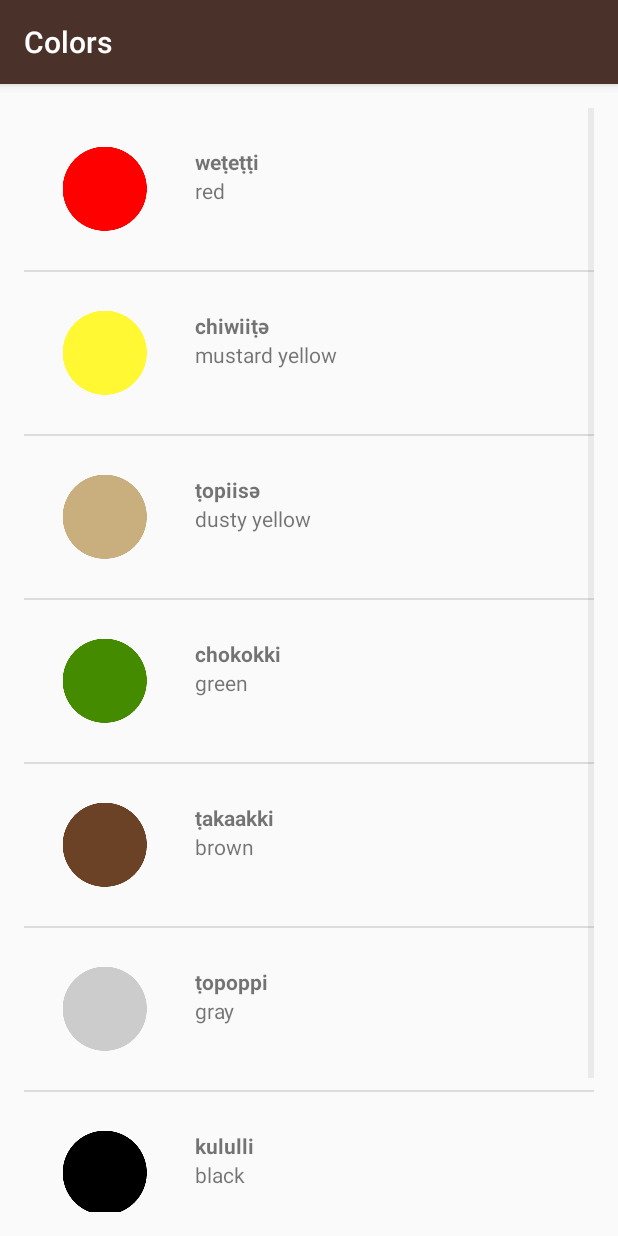
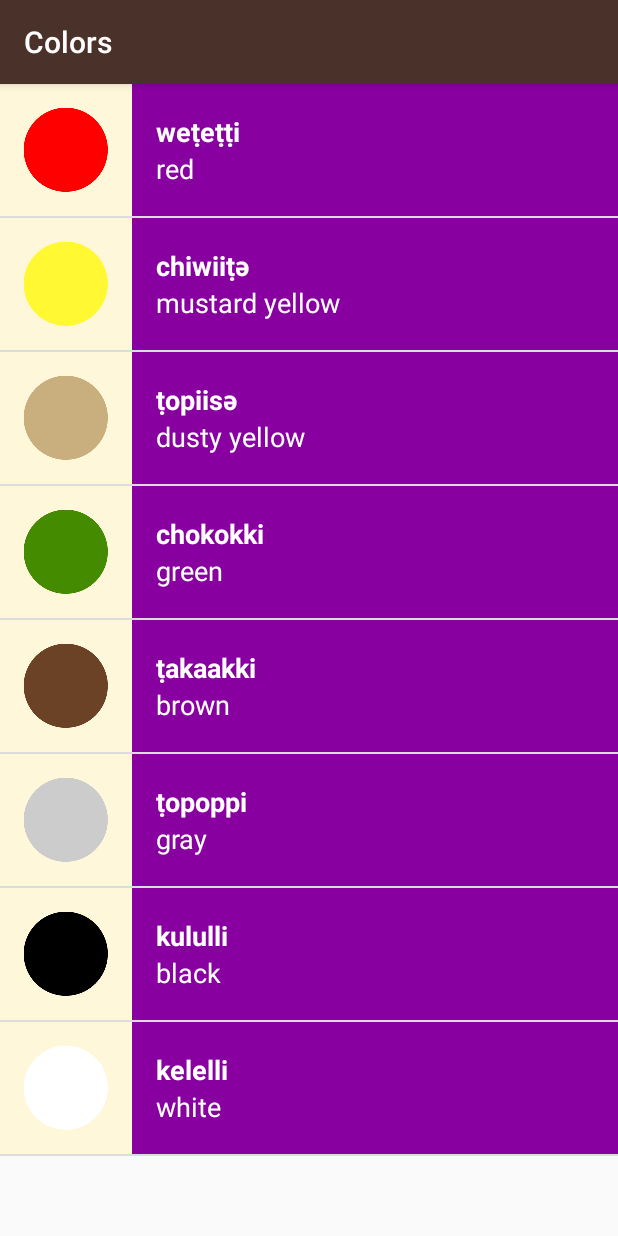
Before and after one commit to amahsanferoz/Language-Tutor, an Android app: the ColorsActivity screen opened directly, with no data from a screen before it, on a phone screen of 412 x 824 dp. Run offline under Robolectric (Android 15) with nearby library versions, the phone set to English and light mode, and no system bars.

Commit message:
visual polish

```diff
--- a/app/src/main/java/com/example/android/miwok/ColorsActivity.java
+++ b/app/src/main/java/com/example/android/miwok/ColorsActivity.java
@@ -26,7 +26,7 @@ public class ColorsActivity extends AppCompatActivity {
         words.add(new Word("black", "kululli", R.drawable.color_black));
         words.add(new Word("white", "kelelli", R.drawable.color_white));
 
-        WordAdapter itemAdapter = new WordAdapter(this, words);
+        WordAdapter itemAdapter = new WordAdapter(this, words, R.color.category_colors);
         ListView listView = (ListView) findViewById(R.id.list);
         listView.setAdapter(itemAdapter);
     }
--- a/app/src/main/java/com/example/android/miwok/FamilyActivity.java
+++ b/app/src/main/java/com/example/android/miwok/FamilyActivity.java
@@ -28,7 +28,7 @@ public class FamilyActivity extends AppCompatActivity {
         words.add(new Word("grandmother ", "ama", R.drawable.family_grandmother));
         words.add(new Word("grandfather", "paapa", R.drawable.family_grandfather));
 
-        WordAdapter itemAdapter = new WordAdapter(this, words);
+        WordAdapter itemAdapter = new WordAdapter(this, words, R.color.category_family);
         ListView listView = (ListView) findViewById(R.id.list);
         listView.setAdapter(itemAdapter);
     }
--- a/app/src/main/java/com/example/android/miwok/NumberActivity.java
+++ b/app/src/main/java/com/example/android/miwok/NumberActivity.java
@@ -28,7 +28,7 @@ public class NumberActivity extends AppCompatActivity {
         words.add(new Word("nine", "wo’e", R.drawable.number_nine));
         words.add(new Word("ten", "na’aacha", R.drawable.number_ten));
 
-        WordAdapter itemAdapter = new WordAdapter(this, words);
+        WordAdapter itemAdapter = new WordAdapter(this, words, R.color.category_numbers);
         ListView listView = (ListView) findViewById(R.id.list);
         listView.setAdapter(itemAdapter);
 
--- a/app/src/main/java/com/example/android/miwok/PhrasesActivity.java
+++ b/app/src/main/java/com/example/android/miwok/PhrasesActivity.java
@@ -28,7 +28,7 @@ public class PhrasesActivity extends AppCompatActivity {
         words.add(new Word("Let’s go.", "yoowutis"));
         words.add(new Word("Come here.", "әnni'nem"));
 
-        WordAdapter itemAdapter = new WordAdapter(this, words);
+        WordAdapter itemAdapter = new WordAdapter(this, words, R.color.category_phrases);
         ListView listView = (ListView) findViewById(R.id.list);
         listView.setAdapter(itemAdapter);
     }
--- a/app/src/main/java/com/example/android/miwok/WordAdapter.java
+++ b/app/src/main/java/com/example/android/miwok/WordAdapter.java
@@ -2,6 +2,7 @@ package com.example.android.miwok;
 
 import android.app.Activity;
 import android.content.Context;
+import android.support.v4.content.ContextCompat;
 import android.view.LayoutInflater;
 import android.view.View;
 import android.view.ViewGroup;
@@ -16,9 +17,12 @@ import java.util.ArrayList;
  */
 public class WordAdapter extends ArrayAdapter<Word> {
 
-    public WordAdapter(Activity context, ArrayList<Word> words) {
-        super(context, 0, words
-        );
+    //Resource id for the background color of the list item
+    private int mColorResourceId;
+
+    public WordAdapter(Activity context, ArrayList<Word> words, int colorResourceId) {
+        super(context, 0, words);
+        mColorResourceId = colorResourceId;
     }
 
     @Override
@@ -59,6 +63,15 @@ public class WordAdapter extends ArrayAdapter<Word> {
             imageView.setVisibility(View.GONE);
         }
 
+        //set the theme color for the list item
+        View textContainer = listItemView.findViewById(R.id.text_container);
+
+        //Find the color that the resource id maps to
+        int color = ContextCompat.getColor(getContext(), mColorResourceId);
+
+        //set the background color
+        textContainer.setBackgroundColor(color);
+
         // Return the whole list item layout (containing 2 TextViews)
         // so that it can be shown in the ListView
         return listItemView;
--- a/app/src/main/res/layout/list_item.xml
+++ b/app/src/main/res/layout/list_item.xml
@@ -3,33 +3,41 @@
     xmlns:tools="http://schemas.android.com/tools"
     android:layout_width="match_parent"
     android:layout_height="match_parent"
-    android:orientation="horizontal"
-    android:padding="10dp">
+    android:background="@color/tan_background"
+    android:minHeight="@dimen/list_item_height"
+    android:orientation="horizontal">
 
     <ImageView
         android:id="@+id/image"
-        android:layout_width="wrap_content"
-        android:layout_height="wrap_content"
-        android:src="@mipmap/ic_launcher" />
+        android:layout_width="@dimen/list_item_height"
+        android:layout_height="@dimen/list_item_height" />
 
     <LinearLayout
-        android:paddingLeft="16dp"
-        android:paddingTop="16dp"
+        android:id="@+id/text_container"
         android:layout_width="match_parent"
-        android:layout_height="wrap_content"
-        android:orientation="vertical">
+        android:layout_height="match_parent"
+        android:orientation="vertical"
+        android:paddingLeft="16dp">
 
         <TextView
             android:id="@+id/miwok_textview"
             android:layout_width="match_parent"
-            android:layout_height="wrap_content"
+            android:layout_height="0dp"
+            android:layout_weight="1"
+            android:gravity="bottom"
+            android:textAppearance="?android:textAppearanceMedium"
+            android:textColor="@android:color/white"
             android:textStyle="bold"
             tools:text="lutti" />
 
         <TextView
             android:id="@+id/default_textview"
             android:layout_width="match_parent"
-            android:layout_height="wrap_content"
+            android:layout_height="0dp"
+            android:layout_weight="1"
+            android:gravity="top"
+            android:textAppearance="?android:textAppearanceMedium"
+            android:textColor="@android:color/white"
             tools:text="one" />/>
     </LinearLayout>
 
--- a/app/src/main/res/layout/word_list.xml
+++ b/app/src/main/res/layout/word_list.xml
@@ -4,8 +4,4 @@
     android:id="@+id/list"
     android:orientation="vertical"
     android:layout_width="match_parent"
-    android:layout_height="match_parent"
-    android:paddingBottom="@dimen/activity_vertical_margin"
-    android:paddingLeft="@dimen/activity_horizontal_margin"
-    android:paddingRight="@dimen/activity_horizontal_margin"
-    android:paddingTop="@dimen/activity_vertical_margin"/>
+    android:layout_height="match_parent"/>
--- a/app/src/main/res/values/dimens.xml
+++ b/app/src/main/res/values/dimens.xml
@@ -15,7 +15,4 @@
 <resources>
     <!-- Height of each list item -->
     <dimen name="list_item_height">88dp</dimen>
-    <!-- Default screen margins, per the Android Design guidelines. -->
-    <dimen name="activity_horizontal_margin">16dp</dimen>
-    <dimen name="activity_vertical_margin">16dp</dimen>
 </resources>
```
Also changed, not shown: app/src/main/res/layout/activity_colors.xml (deleted, +0 -12 lines), app/src/main/res/layout/activity_family.xml (deleted, +0 -12 lines), app/src/main/res/layout/activity_phrases.xml (deleted, +0 -12 lines), app/src/main/res/values-w820dp/dimens.xml (deleted, +0 -20 lines).
